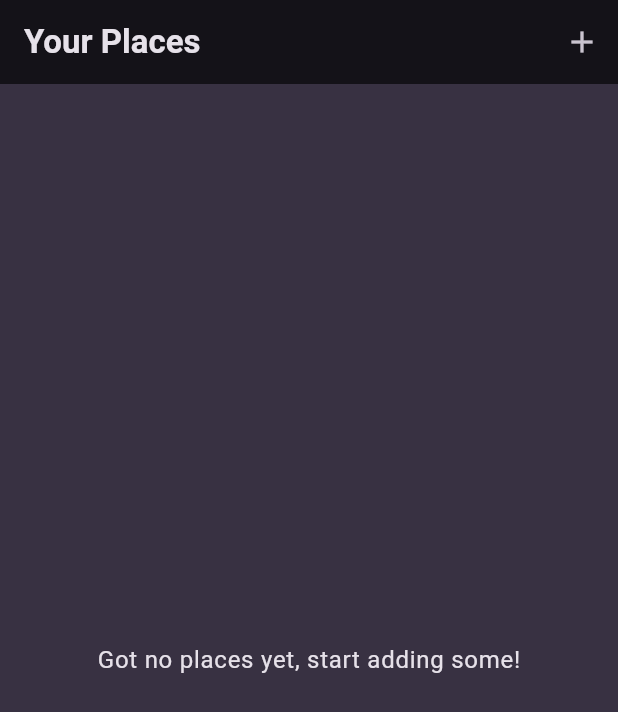
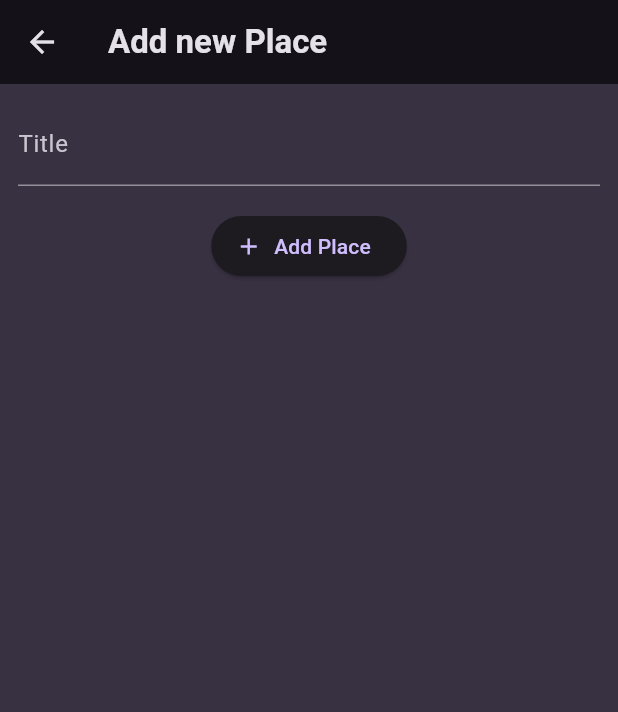
Before and after one commit to DemonHashira/Places-App, a Flutter app: the screen it shows after launch, after a tap on the "add" icon, on a phone screen of 412 x 824 dp. Shown: the top 712 px of the screen. Run offline on Flutter 3.47's test engine with Material 3 defaults, Android fonts, the phone set to English and light mode, and no system bars; our stand-ins replace google_fonts.

Commit message:
Added add_place screen

```diff
--- a/lib/main.dart
+++ b/lib/main.dart
@@ -1,7 +1,6 @@
 import 'package:flutter/material.dart';
 
 import 'package:google_fonts/google_fonts.dart';
-import 'package:places_app/models/place.dart';
 import 'package:places_app/screens/places.dart';
 
 final colorScheme = ColorScheme.fromSeed(
@@ -38,6 +37,7 @@ class MyApp extends StatelessWidget {
   @override
   Widget build(BuildContext context) {
     return MaterialApp(
+      debugShowCheckedModeBanner: false,
       title: 'Great Places',
       theme: theme,
       home: const PlacesScreen(),
--- a/lib/screens/add_place.dart
+++ b/lib/screens/add_place.dart
@@ -0,0 +1,47 @@
+import 'package:flutter/material.dart';
+
+class AddPlaceScreen extends StatefulWidget {
+  const AddPlaceScreen({super.key});
+
+  @override
+  State<AddPlaceScreen> createState() => _AddPlaceScreenState();
+}
+
+class _AddPlaceScreenState extends State<AddPlaceScreen> {
+  final _titleController = TextEditingController();
+
+  @override
+  void dispose() {
+    super.dispose();
+    _titleController.dispose();
+  }
+
+  @override
+  Widget build(BuildContext context) {
+    return Scaffold(
+      appBar: AppBar(
+        title: const Text('Add new Place'),
+      ),
+      body: SingleChildScrollView(
+        padding: const EdgeInsets.all(12),
+        child: Column(
+          children: [
+            TextField(
+              decoration: const InputDecoration(labelText: ('Title')),
+              controller: _titleController,
+              style: TextStyle(
+                color: Theme.of(context).colorScheme.onBackground,
+              ),
+            ),
+            const SizedBox(height: 16),
+            ElevatedButton.icon(
+              onPressed: () {},
+              icon: const Icon(Icons.add),
+              label: const Text('Add Place'),
+            )
+          ],
+        ),
+      ),
+    );
+  }
+}
--- a/lib/screens/places.dart
+++ b/lib/screens/places.dart
@@ -1,4 +1,5 @@
 import 'package:flutter/material.dart';
+import 'package:places_app/screens/add_place.dart';
 import 'package:places_app/widgets/places_list.dart';
 
 class PlacesScreen extends StatelessWidget {
@@ -12,7 +13,13 @@ class PlacesScreen extends StatelessWidget {
         actions: [
           IconButton(
             icon: const Icon(Icons.add),
-            onPressed: () {},
+            onPressed: () {
+              Navigator.of(context).push(
+                MaterialPageRoute(
+                  builder: (ctx) => const AddPlaceScreen(),
+                ),
+              );
+            },
           ),
         ],
       ),
```
Also changed, not shown: 62 other files.
